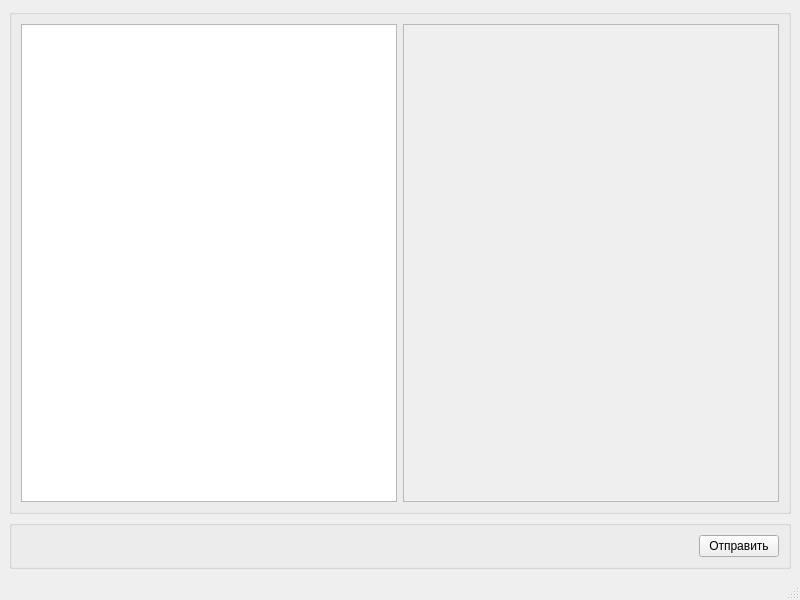
Above: desktop_app/src/ui/skyblockseditor.ui from ApTyp5/skyBlocks before the change. Below: the same form after it.
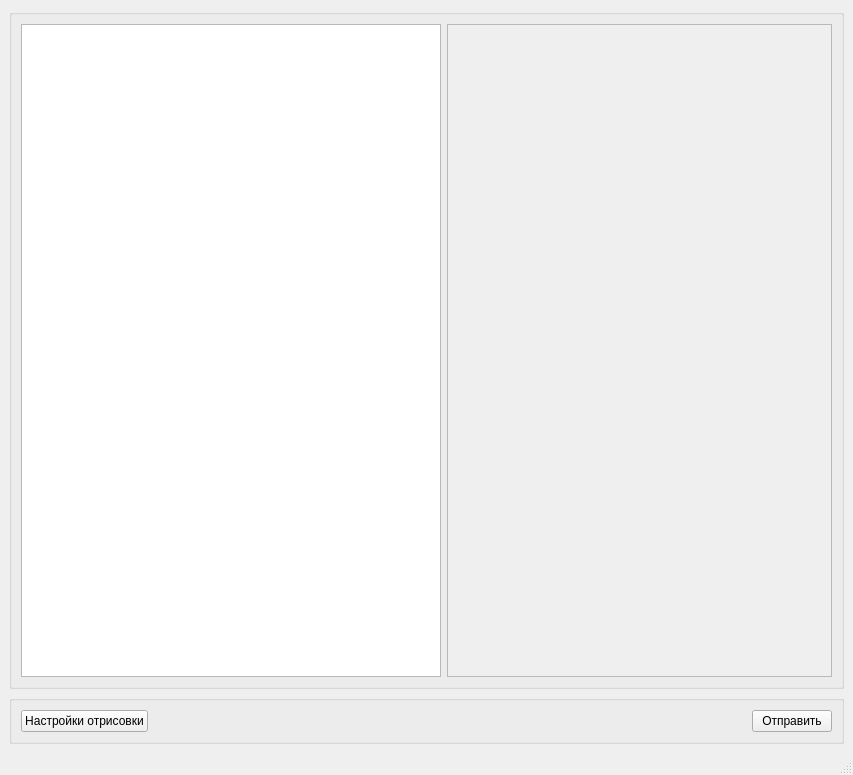
That is the form after the change.

Commit message: Add change draw settings function

```diff
--- a/desktop_app/src/ui/skyblockseditor.ui
+++ b/desktop_app/src/ui/skyblockseditor.ui
@@ -6,13 +6,22 @@
    <rect>
     <x>0</x>
     <y>0</y>
-    <width>800</width>
-    <height>600</height>
+    <width>853</width>
+    <height>775</height>
    </rect>
   </property>
+  <property name="minimumSize">
+   <size>
+    <width>420</width>
+    <height>0</height>
+   </size>
+  </property>
   <property name="windowTitle">
    <string>SkyBlocksEditor</string>
   </property>
+  <property name="documentMode">
+   <bool>true</bool>
+  </property>
   <widget class="QWidget" name="centralwidget">
    <layout class="QVBoxLayout" name="verticalLayout">
     <item>
@@ -23,10 +32,16 @@
       <layout class="QHBoxLayout" name="horizontalLayout">
        <item>
         <widget class="QTextEdit" name="codeEdit">
+         <property name="sizePolicy">
+          <sizepolicy hsizetype="Preferred" vsizetype="Expanding">
+           <horstretch>0</horstretch>
+           <verstretch>0</verstretch>
+          </sizepolicy>
+         </property>
          <property name="minimumSize">
           <size>
-           <width>210</width>
-           <height>297</height>
+           <width>420</width>
+           <height>400</height>
           </size>
          </property>
          <property name="font">
@@ -53,6 +68,12 @@
        </item>
        <item>
         <widget class="QScrollArea" name="scrollArea">
+         <property name="sizePolicy">
+          <sizepolicy hsizetype="Preferred" vsizetype="Expanding">
+           <horstretch>0</horstretch>
+           <verstretch>0</verstretch>
+          </sizepolicy>
+         </property>
          <property name="widgetResizable">
           <bool>true</bool>
          </property>
@@ -61,8 +82,8 @@
            <rect>
             <x>0</x>
             <y>0</y>
-            <width>374</width>
-            <height>417</height>
+            <width>383</width>
+            <height>592</height>
            </rect>
           </property>
          </widget>
@@ -77,6 +98,13 @@
        <string/>
       </property>
       <layout class="QHBoxLayout" name="horizontalLayout_2">
+       <item>
+        <widget class="QPushButton" name="drawSettingsButton">
+         <property name="text">
+          <string>Настройки отрисовки</string>
+         </property>
+        </widget>
+       </item>
        <item>
         <spacer name="horizontalSpacer">
          <property name="orientation">
```
Left out of the diff: 2 changed lines with no effect on the pictures. The commit also changes 7 other files.
